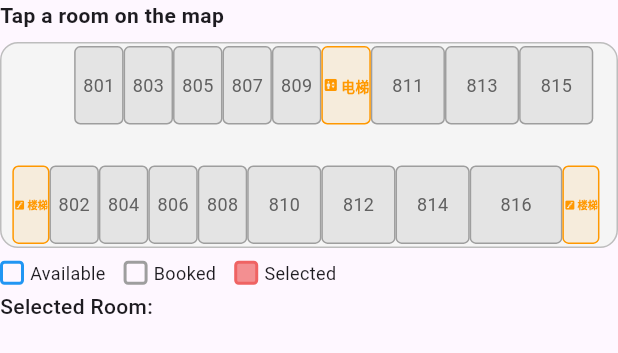
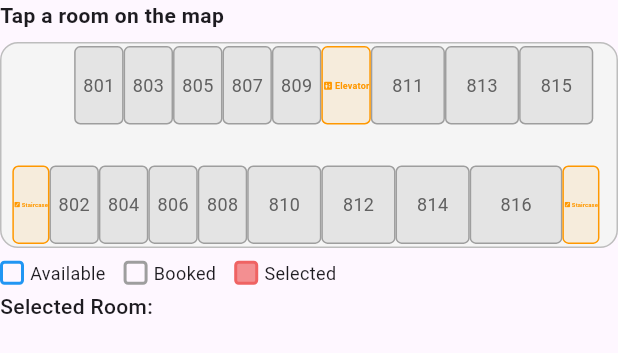
Before and after one commit to kaik14/hotel_reservation_app, a Flutter app: the RoomMapSelector widget shown alone on an empty page, opened directly with empty values, on a phone screen of 412 x 824 dp. Shown: the top 353 px of the screen. Run offline on Flutter 3.47's test engine with Material 3 defaults, Android fonts, the phone set to English and light mode, and no system bars; our stand-ins replace cloud_firestore, firebase_auth, firebase_core, shared_preferences, video_player; missing offline and left inert: app_state, flutter_stripe, model_viewer_plus, panorama_viewer; accounts and stored records are empty.

Commit message:
中文变英文

```diff
--- a/lib/pages/room_map_selector.dart
+++ b/lib/pages/room_map_selector.dart
@@ -489,7 +489,7 @@ class RoomMapSelector extends StatelessWidget {
                     top: 0.60 * h,
                     width: 0.06 * w,
                     height: 0.38 * h,
-                    child: _buildUtilityBox("楼梯", Icons.stairs),
+                    child: _buildUtilityBox("Staircase", Icons.stairs),
                   ),
 
                   // 右下楼梯
@@ -498,7 +498,7 @@ class RoomMapSelector extends StatelessWidget {
                     top: 0.60 * h,
                     width: 0.06 * w,
                     height: 0.38 * h,
-                    child: _buildUtilityBox("楼梯", Icons.stairs),
+                    child: _buildUtilityBox("Staircase", Icons.stairs),
                   ),
 
                   // 中间电梯
@@ -507,7 +507,7 @@ class RoomMapSelector extends StatelessWidget {
                     top: 0.02 * h,
                     width: 0.08 * w,
                     height: 0.38 * h,
-                    child: _buildUtilityBox("电梯", Icons.elevator),
+                    child: _buildUtilityBox("Elevator", Icons.elevator),
                   ),
                 ],
               );
```
